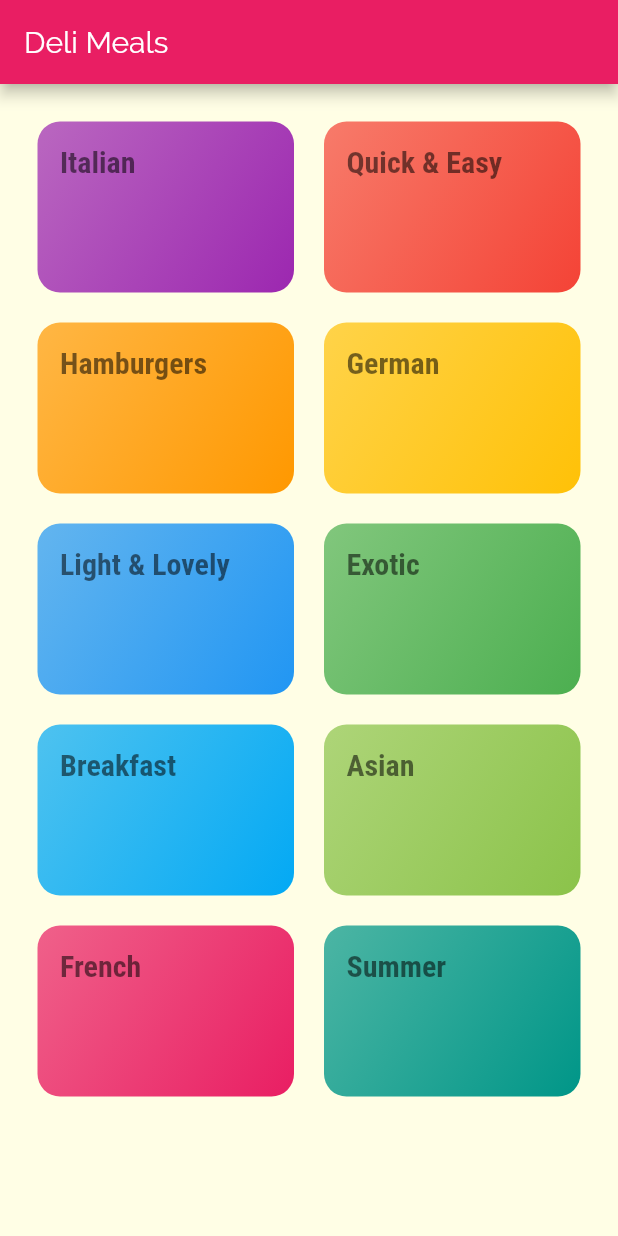
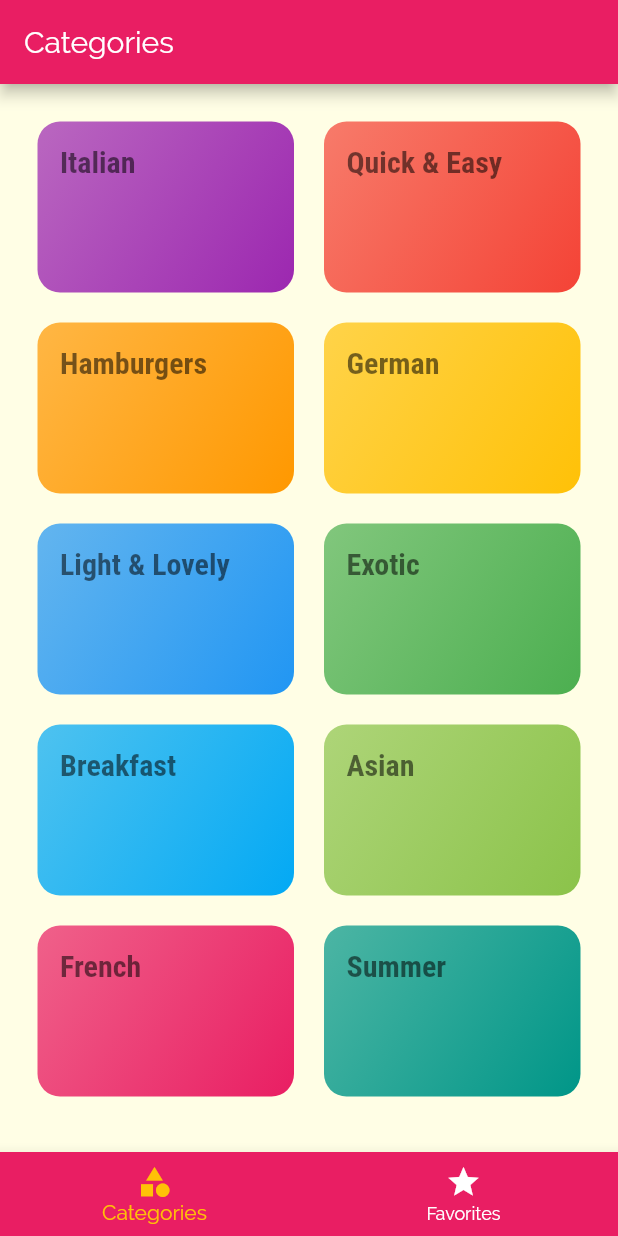
Before and after one commit to azarov-serge/deli_meals, a Flutter app: the screen it shows after launch, on a phone screen of 412 x 824 dp. Run offline on Flutter 3.47's test engine with Material 2 defaults, Android fonts, the phone set to English and light mode, and no system bars.

Commit message:
Add tabs. Code review

```diff
--- a/lib/main.dart
+++ b/lib/main.dart
@@ -3,6 +3,7 @@ import 'package:flutter/material.dart';
 import 'package:deli_meals/screens/categories_screen.dart';
 import 'package:deli_meals/screens/category_meals_screen.dart';
 import 'package:deli_meals/screens/meal_detail_screen.dart';
+import 'package:deli_meals/screens/tabs_screen.dart';
 
 void main() {
   runApp(MyApp());
@@ -34,7 +35,7 @@ class MyApp extends StatelessWidget {
       ),
       initialRoute: CategoriesScreen.routeName,
       routes: {
-        CategoriesScreen.routeName: (ctx) => CategoriesScreen(),
+        '/': (ctx) => TabsScreen(),
         CategoryMealsScreen.routeName: (ctx) => CategoryMealsScreen(),
         MealDetailScreen.routeName: (ctx) => MealDetailScreen(),
       },
--- a/lib/screens/categories_screen.dart
+++ b/lib/screens/categories_screen.dart
@@ -8,11 +8,7 @@ class CategoriesScreen extends StatelessWidget {
 
   @override
   Widget build(BuildContext context) {
-    return Scaffold(
-      appBar: AppBar(
-        title: Text('Deli Meals'),
-      ),
-      body: GridView(
+    return GridView(
       padding: const EdgeInsets.all(25),
       gridDelegate: SliverGridDelegateWithMaxCrossAxisExtent(
         maxCrossAxisExtent: 200,
@@ -29,7 +25,6 @@ class CategoriesScreen extends StatelessWidget {
             ),
           )
           .toList(),
-      ),
     );
   }
 }
--- /dev/null
+++ b/lib/screens/favorites_screen.dart
@@ -0,0 +1,10 @@
+import 'package:flutter/material.dart';
+
+class FavoritesScreen extends StatelessWidget {
+  @override
+  Widget build(BuildContext context) {
+    return Center(
+      child: Text('Favorites scren'),
+    );
+  }
+}
--- /dev/null
+++ b/lib/screens/tabs_screen.dart
@@ -0,0 +1,69 @@
+import 'package:flutter/material.dart';
+
+import 'package:deli_meals/screens/categories_screen.dart';
+import 'package:deli_meals/screens/favorites_screen.dart';
+import 'package:deli_meals/models/meal.dart';
+
+class TabsScreen extends StatefulWidget {
+  // final List<Meal> favoriteMeals;
+
+  TabsScreen();
+
+  @override
+  _TabsScreenState createState() => _TabsScreenState();
+}
+
+class _TabsScreenState extends State<TabsScreen> {
+  List<Map<String, Object>> _pages;
+  int _selectedPageIndex = 0;
+
+  @override
+  void initState() {
+    _pages = [
+      {
+        'page': CategoriesScreen(),
+        'title': 'Categories',
+      },
+      {
+        'page': FavoritesScreen(),
+        'title': 'Your Favorite',
+      },
+    ];
+    super.initState();
+  }
+
+  void _selectPage(int index) {
+    setState(() {
+      _selectedPageIndex = index;
+    });
+  }
+
+  @override
+  Widget build(BuildContext context) {
+    return Scaffold(
+      appBar: AppBar(
+        title: Text(_pages[_selectedPageIndex]['title']),
+      ),
+      body: _pages[_selectedPageIndex]['page'],
+      bottomNavigationBar: BottomNavigationBar(
+        onTap: _selectPage,
+        backgroundColor: Theme.of(context).primaryColor,
+        unselectedItemColor: Colors.white,
+        selectedItemColor: Theme.of(context).accentColor,
+        currentIndex: _selectedPageIndex,
+        items: [
+          BottomNavigationBarItem(
+            backgroundColor: Theme.of(context).primaryColor,
+            icon: Icon(Icons.category),
+            label: 'Categories',
+          ),
+          BottomNavigationBarItem(
+            backgroundColor: Theme.of(context).primaryColor,
+            icon: Icon(Icons.star),
+            label: 'Favorites',
+          ),
+        ],
+      ),
+    );
+  }
+}
```
Lines whose indentation alone changed are shown as unchanged.
